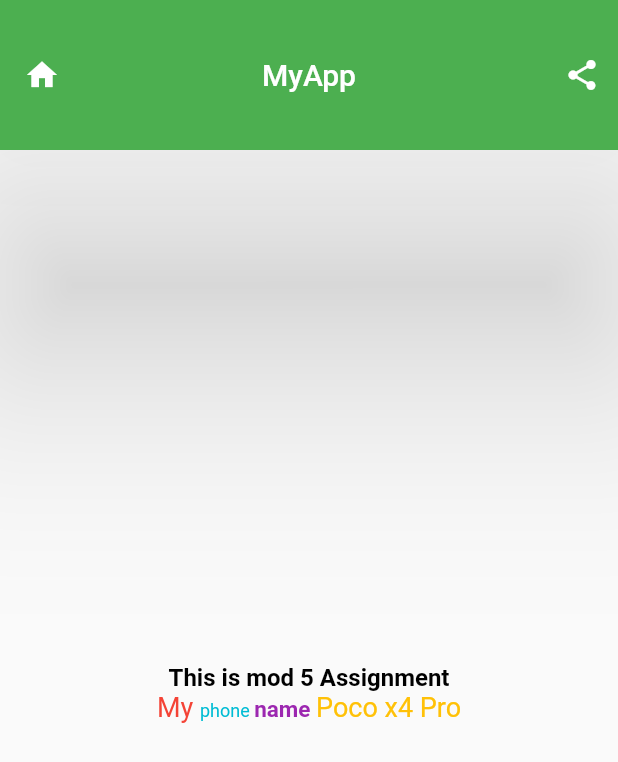
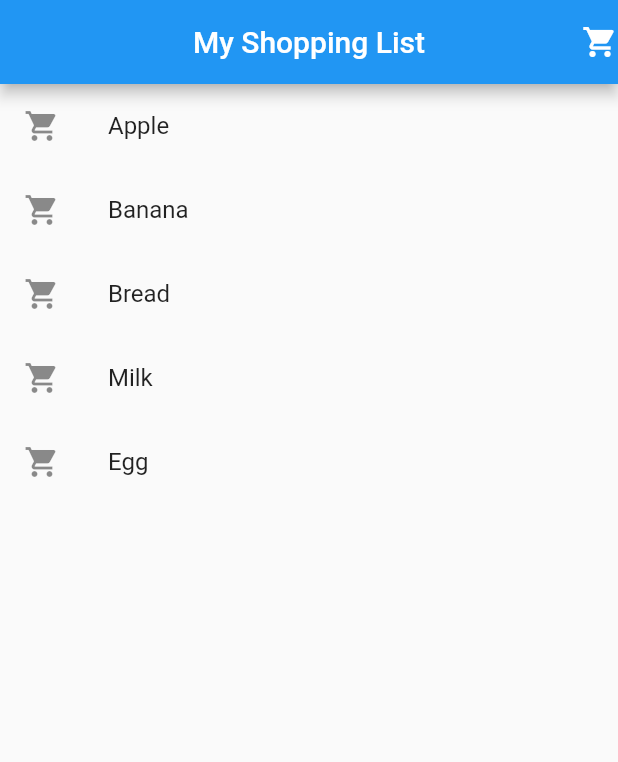
Before and after one commit to shakilkhansk/Live_Test_10, a Flutter app: the screen it shows after launch, on a phone screen of 412 x 824 dp. Shown: the top 762 px of the screen. Run offline on Flutter 3.47's test engine with Material 2 defaults, Android fonts, the phone set to English and light mode, and no system bars.

Commit message:
live project

```diff
--- a/lib/main.dart
+++ b/lib/main.dart
@@ -9,48 +9,40 @@ class MyApp extends StatelessWidget{
 
   @override
   Widget build(BuildContext context) {
-    return const MaterialApp(home: HomeActivity());
+    return MaterialApp(home: HomeActivity());
   }
 }
 
 class HomeActivity extends StatelessWidget{
-  const HomeActivity({super.key});
-
+  HomeActivity({super.key});
+  final List<Map<String, dynamic>> shoppingItems = [
+    {"name": "Apple", "icon": Icons.shopping_cart},
+    {"name": "Banana", "icon": Icons.shopping_cart},
+    {"name": "Bread", "icon": Icons.shopping_cart},
+    {"name": "Milk", "icon": Icons.shopping_cart},
+    {"name": "Egg", "icon": Icons.shopping_cart},
+  ];
   @override
   Widget build(BuildContext context) {
     return Scaffold(
       appBar: AppBar(
-        elevation: 70,
-        toolbarHeight: 100,
-        leading: Icon(Icons.home),
-        title: Text('MyApp'),
+        title: Text('My Shopping List'),
         centerTitle: true,
-        backgroundColor: Colors.green,
-        actions: [
-          IconButton(onPressed: (){}, icon: Icon(Icons.share))
-        ],
+        backgroundColor: Colors.blue,
+        actions: [Icon(Icons.shopping_cart)],
       ),
-      body: Center(
-        child: Column(
-          mainAxisAlignment: MainAxisAlignment.center,
-          crossAxisAlignment: CrossAxisAlignment.center,
-          children: [
-            Text(
-              "This is mod 5 Assignment",
-              style: TextStyle(color: Colors.black,fontSize: 16,fontWeight: FontWeight.bold),),
-            RichText(text: TextSpan(
-              style: TextStyle(color: Colors.amber,fontSize: 18),
-              children: [
-                TextSpan(text: 'My ',style: TextStyle(color: Colors.red)),
-                TextSpan(text: 'phone ',style: TextStyle(color: Colors.cyan,fontSize: 12)),
-                TextSpan(text: 'name ',style: TextStyle(color: Colors.purple,fontSize: 15,fontWeight: FontWeight.bold)),
-                TextSpan(text: 'Poco x4 Pro'),
-              ]
-            ))
-          ],
-        ),
+      body: ListView.builder(
+        itemCount: shoppingItems.length,
+        itemBuilder: (BuildContext context, int index) {
+          return ListTile(
+            leading: Icon(shoppingItems[index]["icon"]),
+            title: Text(shoppingItems[index]["name"]),
+            onTap: () {
+              // Handle item tap
+            },
+          );
+        },
       ),
-
     );
   }
 }
```
Also changed, not shown: 1 other file.
